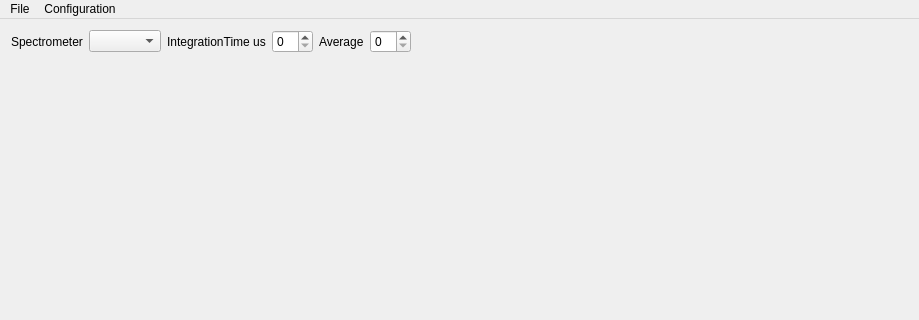
Before: the Qt Designer form maxdoas/mainwindow.ui in pioupus/maxdoas_app, drawn with Qt 5; both pictures show x 0 to 919 and y 0 to 320 of the 919 by 481 pixel window.
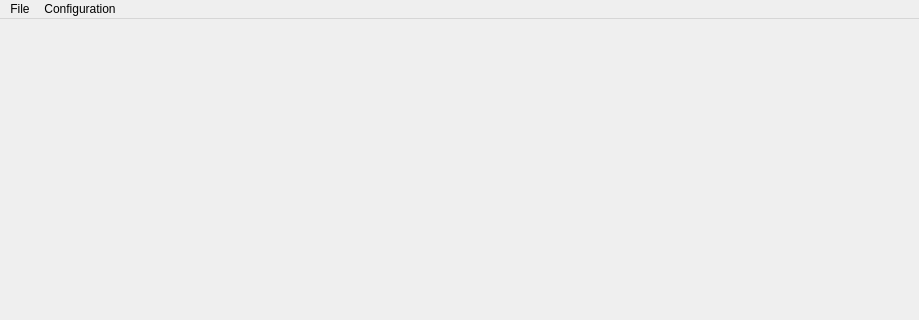
After: the same form once the commit is applied.

Diff of the .ui file:
```diff
--- a/maxdoas/mainwindow.ui
+++ b/maxdoas/mainwindow.ui
@@ -32,68 +32,6 @@
       <property name="sizeConstraint">
        <enum>QLayout::SetNoConstraint</enum>
       </property>
-      <item>
-       <layout class="QHBoxLayout" name="horizontalLayout_2">
-        <property name="sizeConstraint">
-         <enum>QLayout::SetNoConstraint</enum>
-        </property>
-        <item>
-         <widget class="QLabel" name="label">
-          <property name="layoutDirection">
-           <enum>Qt::RightToLeft</enum>
-          </property>
-          <property name="text">
-           <string>Spectrometer</string>
-          </property>
-         </widget>
-        </item>
-        <item>
-         <widget class="QComboBox" name="comboBox"/>
-        </item>
-        <item>
-         <widget class="QLabel" name="label_3">
-          <property name="layoutDirection">
-           <enum>Qt::RightToLeft</enum>
-          </property>
-          <property name="text">
-           <string>IntegrationTime us</string>
-          </property>
-         </widget>
-        </item>
-        <item>
-         <widget class="QSpinBox" name="spinBox_2"/>
-        </item>
-        <item>
-         <widget class="QLabel" name="label_2">
-          <property name="enabled">
-           <bool>true</bool>
-          </property>
-          <property name="layoutDirection">
-           <enum>Qt::RightToLeft</enum>
-          </property>
-          <property name="text">
-           <string>Average</string>
-          </property>
-         </widget>
-        </item>
-        <item>
-         <widget class="QSpinBox" name="spinBox"/>
-        </item>
-        <item>
-         <spacer name="horizontalSpacer">
-          <property name="orientation">
-           <enum>Qt::Horizontal</enum>
-          </property>
-          <property name="sizeHint" stdset="0">
-           <size>
-            <width>40</width>
-            <height>20</height>
-           </size>
-          </property>
-         </spacer>
-        </item>
-       </layout>
-      </item>
       <item>
        <layout class="QHBoxLayout" name="hbox">
         <property name="sizeConstraint">
```
Left out of the diff: 6 changed lines with no effect on the pictures.
